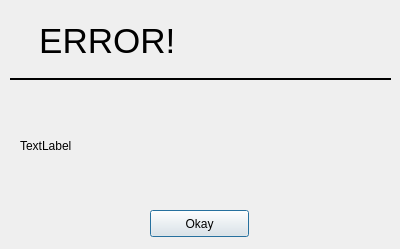
Qt form src/LoginSubsystem/errordialog.ui (CaptOkie/code-first-think-later) before a commit.
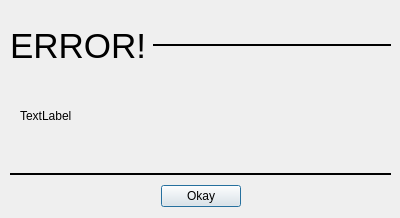
The same form after that commit.

Commit message: another tweak to error dialog -now resembles the help dialog

```diff
--- a/src/LoginSubsystem/errordialog.ui
+++ b/src/LoginSubsystem/errordialog.ui
@@ -7,7 +7,7 @@
     <x>0</x>
     <y>0</y>
     <width>400</width>
-    <height>249</height>
+    <height>218</height>
    </rect>
   </property>
   <property name="windowTitle">
@@ -16,7 +16,23 @@
   <property name="modal">
    <bool>true</bool>
   </property>
-  <widget class="QWidget" name="verticalLayoutWidget">
+  <widget class="QLabel" name="errorMessageLabel">
+   <property name="geometry">
+    <rect>
+     <x>20</x>
+     <y>70</y>
+     <width>361</width>
+     <height>91</height>
+    </rect>
+   </property>
+   <property name="text">
+    <string>TextLabel</string>
+   </property>
+   <property name="wordWrap">
+    <bool>true</bool>
+   </property>
+  </widget>
+  <widget class="QWidget" name="horizontalLayoutWidget">
    <property name="geometry">
     <rect>
      <x>10</x>
@@ -25,7 +41,7 @@
      <height>71</height>
     </rect>
    </property>
-   <layout class="QVBoxLayout" name="verticalLayout">
+   <layout class="QHBoxLayout" name="horizontalLayout">
     <item>
      <widget class="QLabel" name="label">
       <property name="font">
@@ -34,7 +50,7 @@
        </font>
       </property>
       <property name="text">
-       <string>   ERROR!</string>
+       <string>ERROR!</string>
       </property>
       <property name="alignment">
        <set>Qt::AlignLeading|Qt::AlignLeft|Qt::AlignVCenter</set>
@@ -42,6 +58,37 @@
      </widget>
     </item>
     <item>
+     <widget class="Line" name="line_2">
+      <property name="sizePolicy">
+       <sizepolicy hsizetype="MinimumExpanding" vsizetype="Fixed">
+        <horstretch>0</horstretch>
+        <verstretch>0</verstretch>
+       </sizepolicy>
+      </property>
+      <property name="frameShadow">
+       <enum>QFrame::Plain</enum>
+      </property>
+      <property name="lineWidth">
+       <number>2</number>
+      </property>
+      <property name="orientation">
+       <enum>Qt::Horizontal</enum>
+      </property>
+     </widget>
+    </item>
+   </layout>
+  </widget>
+  <widget class="QWidget" name="verticalLayoutWidget">
+   <property name="geometry">
+    <rect>
+     <x>10</x>
+     <y>170</y>
+     <width>381</width>
+     <height>41</height>
+    </rect>
+   </property>
+   <layout class="QVBoxLayout" name="verticalLayout">
+    <item>
      <widget class="Line" name="line">
       <property name="frameShadow">
        <enum>QFrame::Plain</enum>
@@ -54,37 +101,45 @@
       </property>
      </widget>
     </item>
+    <item>
+     <layout class="QHBoxLayout" name="horizontalLayout_2">
+      <item>
+       <spacer name="horizontalSpacer">
+        <property name="orientation">
+         <enum>Qt::Horizontal</enum>
+        </property>
+        <property name="sizeHint" stdset="0">
+         <size>
+          <width>40</width>
+          <height>20</height>
+         </size>
+        </property>
+       </spacer>
+      </item>
+      <item>
+       <widget class="QPushButton" name="acceptButton">
+        <property name="text">
+         <string>Okay</string>
+        </property>
+       </widget>
+      </item>
+      <item>
+       <spacer name="horizontalSpacer_2">
+        <property name="orientation">
+         <enum>Qt::Horizontal</enum>
+        </property>
+        <property name="sizeHint" stdset="0">
+         <size>
+          <width>40</width>
+          <height>20</height>
+         </size>
+        </property>
+       </spacer>
+      </item>
+     </layout>
+    </item>
    </layout>
   </widget>
-  <widget class="QLabel" name="errorMessageLabel">
-   <property name="geometry">
-    <rect>
-     <x>20</x>
-     <y>100</y>
-     <width>361</width>
-     <height>91</height>
-    </rect>
-   </property>
-   <property name="text">
-    <string>TextLabel</string>
-   </property>
-   <property name="wordWrap">
-    <bool>true</bool>
-   </property>
-  </widget>
-  <widget class="QPushButton" name="acceptButton">
-   <property name="geometry">
-    <rect>
-     <x>150</x>
-     <y>210</y>
-     <width>99</width>
-     <height>27</height>
-    </rect>
-   </property>
-   <property name="text">
-    <string>Okay</string>
-   </property>
-  </widget>
  </widget>
  <resources/>
  <connections/>
```
